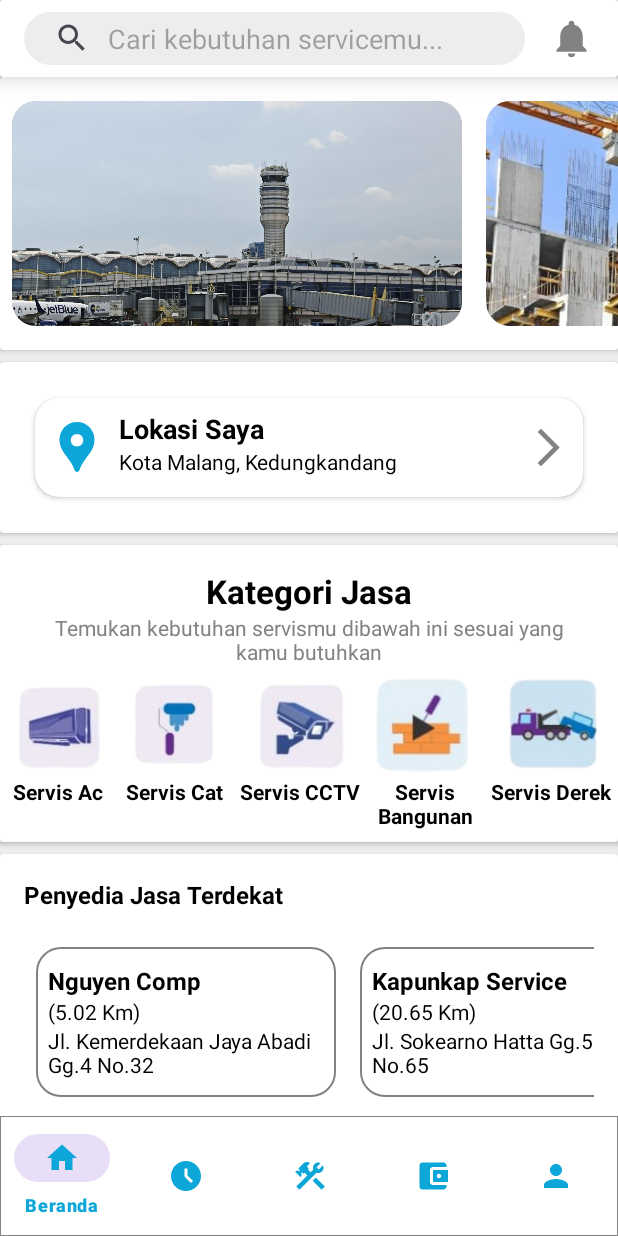
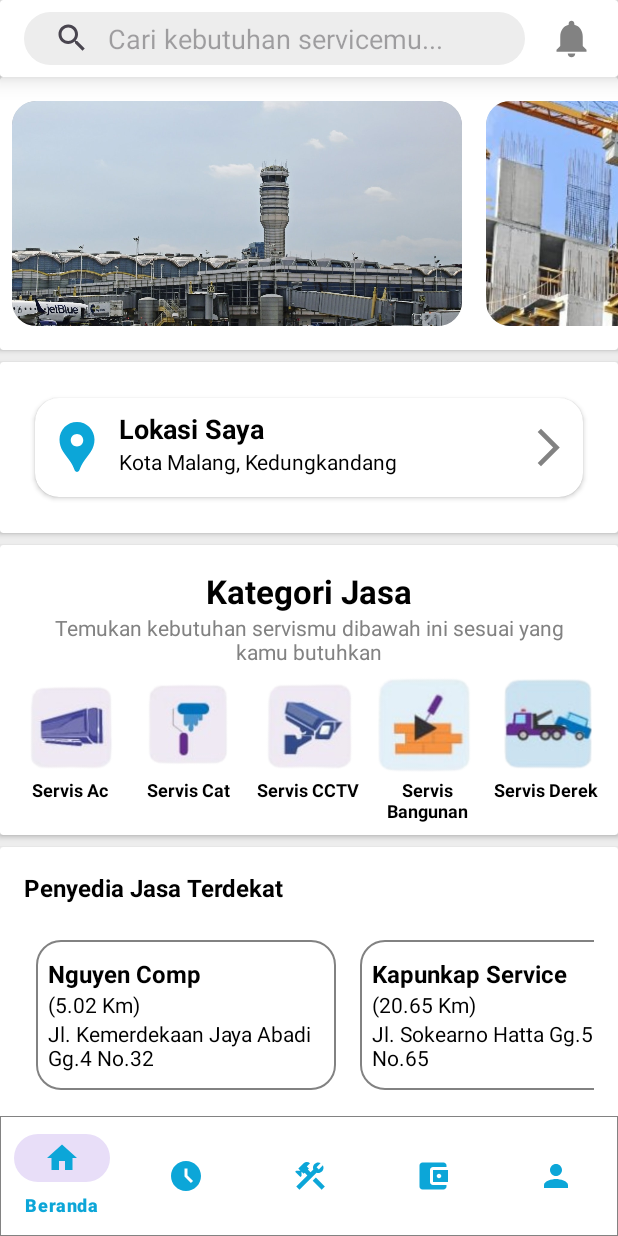
Before and after one commit to faizanrasyad/Perlu-Tukang, an Android app: the screen it shows after launch (MainActivity), on a phone screen of 412 x 824 dp. Run offline under Robolectric (Android 15) with nearby library versions, the light colour scheme and no system bars.

Commit message:
Extra Snap Helper & Artikel Adjustment

```diff
--- a/app/src/main/java/com/example/ukl2024/fragments/BerandaFrag.kt
+++ b/app/src/main/java/com/example/ukl2024/fragments/BerandaFrag.kt
@@ -39,6 +39,7 @@
     override fun onCreate(savedInstanceState: Bundle?) {
         super.onCreate(savedInstanceState)
 
+        //Arrays of Jasa
         namaJasa = arrayOf(
             "Nguyen Comp",
             "Kapunkap Service",
@@ -59,6 +60,7 @@
         )
         jasaArrayList = arrayListOf<JasaModel>()
 
+        //Arrays of Artikel
         namaArtikel = arrayOf(
             "Update Aplikasi Perlu Tukang",
             "Update Terbaru Untuk Mitra (Tukang)",
@@ -71,6 +73,7 @@
         )
         artikelArrayList = arrayListOf<ArtikelModel>()
 
+        //Arrays of Gambar
         image = arrayOf(
             R.drawable.airport,
             R.drawable.konstruksi1,
@@ -121,9 +124,13 @@
         rvArtikel.adapter = ArtikelAdapter(::onClickArtikel, artikelArrayList)
         rvGambar.adapter = GambarAdapter(::onClickGambar, gambarArrayList)
 
-        val snapHelper : LinearSnapHelper = LinearSnapHelper()
-        snapHelper.attachToRecyclerView(rvGambar)
+        val snapHelperGambar : LinearSnapHelper = LinearSnapHelper()
+        snapHelperGambar.attachToRecyclerView(rvGambar)
         rvGambar.smoothScrollBy(10, 0)
+
+        val snapHelperJasa : LinearSnapHelper = LinearSnapHelper()
+        snapHelperJasa.attachToRecyclerView(rvJasa)
+        rvJasa.smoothScrollBy(10, 0)
 
         return view
     }
--- a/app/src/main/res/layout/artikel_item_layout.xml
+++ b/app/src/main/res/layout/artikel_item_layout.xml
@@ -22,7 +22,8 @@
             android:clipToOutline="true"
             android:scaleType="centerCrop"
             android:src="@drawable/airport"
-            android:layout_marginBottom="4dp"/>
+            android:layout_marginBottom="4dp"
+            android:layout_margin="1dp"/>
 
         <LinearLayout
             android:layout_width="match_parent"
--- a/app/src/main/res/layout/fragment_beranda2.xml
+++ b/app/src/main/res/layout/fragment_beranda2.xml
@@ -151,7 +151,8 @@
                         android:layout_width="match_parent"
                         android:layout_height="wrap_content"
                         android:orientation="horizontal"
-                        android:layout_marginBottom="8dp">
+                        android:layout_marginBottom="8dp"
+                        android:layout_marginHorizontal="8dp">
                         <LinearLayout
                             android:layout_width="wrap_content"
                             android:layout_height="wrap_content"
@@ -167,7 +168,8 @@
                                 android:layout_height="wrap_content"
                                 android:text="Servis Ac"
                                 android:textStyle="bold"
-                                android:textColor="@color/black"/>
+                                android:textColor="@color/black"
+                                android:textSize="12sp"/>
                         </LinearLayout>
 
                         <LinearLayout
@@ -185,7 +187,8 @@
                                 android:layout_height="wrap_content"
                                 android:text="Servis Cat"
                                 android:textStyle="bold"
-                                android:textColor="@color/black"/>
+                                android:textColor="@color/black"
+                                android:textSize="12sp"/>
                         </LinearLayout>
 
                         <LinearLayout
@@ -203,7 +206,8 @@
                                 android:layout_height="wrap_content"
                                 android:text="Servis CCTV"
                                 android:textStyle="bold"
-                                android:textColor="@color/black"/>
+                                android:textColor="@color/black"
+                                android:textSize="12sp"/>
                         </LinearLayout>
 
                         <LinearLayout
@@ -224,7 +228,8 @@
                                 android:text="Servis Bangunan"
                                 android:gravity="center"
                                 android:textStyle="bold"
-                                android:textColor="@color/black"/>
+                                android:textColor="@color/black"
+                                android:textSize="12sp"/>
                         </LinearLayout>
 
                         <LinearLayout
@@ -242,7 +247,8 @@
                                 android:layout_height="wrap_content"
                                 android:text="Servis Derek"
                                 android:textStyle="bold"
-                                android:textColor="@color/black"/>
+                                android:textColor="@color/black"
+                                android:textSize="12sp"/>
                         </LinearLayout>
 
                     </LinearLayout>
```
